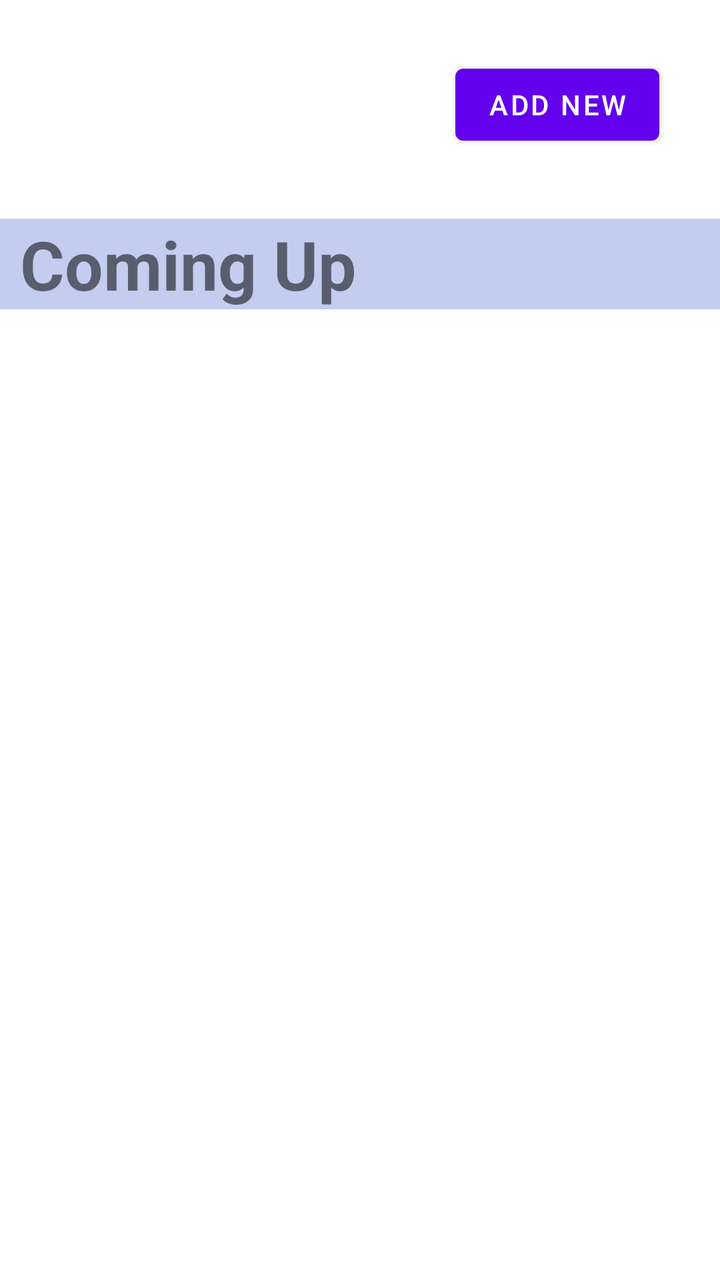
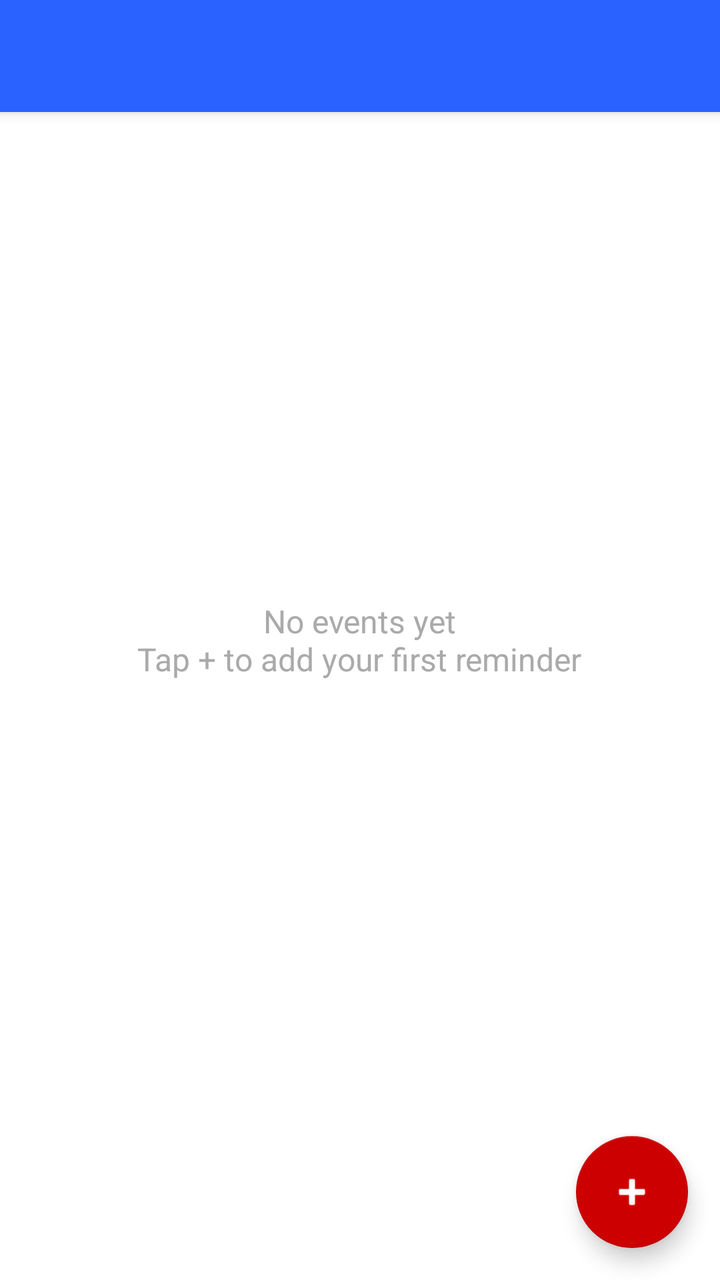

Screens rendered from an Android XML layout before and after an edit, with the pre-edit source and the edit as a unified diff.
<!-- AndroidManifest.xml: application theme Theme.EventNotifier -->
<!-- res/layout/activity_main.xml -->
<?xml version="1.0" encoding="utf-8"?>
<androidx.constraintlayout.widget.ConstraintLayout xmlns:android="http://schemas.android.com/apk/res/android"
    xmlns:app="http://schemas.android.com/apk/res-auto"
    xmlns:tools="http://schemas.android.com/tools"
    android:layout_width="match_parent"
    android:layout_height="wrap_content"
    android:backgroundTint="#FFFFFF"
    tools:context=".MainActivity">

    <Button
        android:id="@+id/btn1"
        android:layout_width="wrap_content"
        android:layout_height="wrap_content"
        android:text="ADD NEW"
        app:layout_constraintBottom_toBottomOf="parent"
        app:layout_constraintEnd_toEndOf="parent"
        app:layout_constraintHorizontal_bias="0.883"
        app:layout_constraintStart_toStartOf="parent"
        app:layout_constraintTop_toTopOf="parent"
        app:layout_constraintVertical_bias="0.048" />

    <TextView
        android:id="@+id/textview1"
        android:layout_width="0dp"
        android:layout_height="wrap_content"
        android:layout_marginTop="33dp"
        android:background="#C3CDEF"
        android:paddingLeft="10dp"
        android:shadowColor="#8F7A7A"
        android:text="Coming Up"
        android:textColorHighlight="#706D6D"
        android:textSize="34sp"
        android:textStyle="bold"
        app:layout_constraintBottom_toBottomOf="parent"
        app:layout_constraintEnd_toEndOf="parent"
        app:layout_constraintHorizontal_bias="0.0"
        app:layout_constraintStart_toStartOf="parent"
        app:layout_constraintTop_toBottomOf="@+id/btn1"
        app:layout_constraintVertical_bias="0.0" />

    <ListView
        android:id="@+id/lstview"
        android:layout_width="401dp"
        android:layout_height="470dp"
        android:layout_marginTop="20dp"
        android:divider="@android:color/transparent"
        android:dividerHeight="10.0sp"
        app:layout_constraintBottom_toBottomOf="parent"
        app:layout_constraintEnd_toEndOf="parent"
        app:layout_constraintStart_toStartOf="parent"
        app:layout_constraintTop_toBottomOf="@+id/textview1"
        app:layout_constraintVertical_bias="0.0" />

</androidx.constraintlayout.widget.ConstraintLayout>
<!-- resources referenced by this layout -->
<resources>
  <style name="Theme.EventNotifier" parent="Theme.MaterialComponents.DayNight.DarkActionBar">
          
          <item name="colorPrimary">@color/purple_500</item>
          <item name="colorPrimaryVariant">@color/purple_700</item>
          <item name="colorOnPrimary">@color/white</item>
          
          <item name="colorSecondary">@color/teal_200</item>
          <item name="colorSecondaryVariant">@color/teal_700</item>
          <item name="colorOnSecondary">@color/black</item>
          
          <item name="android:statusBarColor" tools:targetApi="l">?attr/colorPrimaryVariant</item>
          
      </style>
  <color name="purple_500">#FF6200EE</color>
  <color name="purple_700">#FF3700B3</color>
  <color name="white">#FFFFFFFF</color>
  <color name="teal_200">#FF03DAC5</color>
  <color name="teal_700">#FF018786</color>
  <color name="black">#FF000000</color>
</resources>

<!-- the commit's change to res/layout/activity_main.xml (unified diff, before → after) -->
@@ -1,54 +1,57 @@
 <?xml version="1.0" encoding="utf-8"?>
-<androidx.constraintlayout.widget.ConstraintLayout xmlns:android="http://schemas.android.com/apk/res/android"
+<androidx.coordinatorlayout.widget.CoordinatorLayout xmlns:android="http://schemas.android.com/apk/res/android"
     xmlns:app="http://schemas.android.com/apk/res-auto"
     xmlns:tools="http://schemas.android.com/tools"
     android:layout_width="match_parent"
-    android:layout_height="wrap_content"
-    android:backgroundTint="#FFFFFF"
+    android:layout_height="match_parent"
     tools:context=".MainActivity">
 
-    <Button
-        android:id="@+id/btn1"
-        android:layout_width="wrap_content"
-        android:layout_height="wrap_content"
-        android:text="ADD NEW"
-        app:layout_constraintBottom_toBottomOf="parent"
-        app:layout_constraintEnd_toEndOf="parent"
-        app:layout_constraintHorizontal_bias="0.883"
-        app:layout_constraintStart_toStartOf="parent"
-        app:layout_constraintTop_toTopOf="parent"
-        app:layout_constraintVertical_bias="0.048" />
+    <com.google.android.material.appbar.AppBarLayout
+        android:layout_width="match_parent"
+        android:layout_height="wrap_content">
 
-    <TextView
-        android:id="@+id/textview1"
-        android:layout_width="0dp"
-        android:layout_height="wrap_content"
-        android:layout_marginTop="33dp"
-        android:background="#C3CDEF"
-        android:paddingLeft="10dp"
-        android:shadowColor="#8F7A7A"
-        android:text="Coming Up"
-        android:textColorHighlight="#706D6D"
-        android:textSize="34sp"
-        android:textStyle="bold"
-        app:layout_constraintBottom_toBottomOf="parent"
-        app:layout_constraintEnd_toEndOf="parent"
-        app:layout_constraintHorizontal_bias="0.0"
-        app:layout_constraintStart_toStartOf="parent"
-        app:layout_constraintTop_toBottomOf="@+id/btn1"
-        app:layout_constraintVertical_bias="0.0" />
+        <com.google.android.material.appbar.MaterialToolbar
+            android:id="@+id/toolbar"
+            android:layout_width="match_parent"
+            android:layout_height="wrap_content"
+            android:title="Event Notifier" />
+
+    </com.google.android.material.appbar.AppBarLayout>
 
     <ListView
         android:id="@+id/lstview"
-        android:layout_width="401dp"
-        android:layout_height="470dp"
-        android:layout_marginTop="20dp"
+        android:layout_width="match_parent"
+        android:layout_height="match_parent"
+        android:layout_marginTop="56dp"
         android:divider="@android:color/transparent"
-        android:dividerHeight="10.0sp"
-        app:layout_constraintBottom_toBottomOf="parent"
-        app:layout_constraintEnd_toEndOf="parent"
-        app:layout_constraintStart_toStartOf="parent"
-        app:layout_constraintTop_toBottomOf="@+id/textview1"
-        app:layout_constraintVertical_bias="0.0" />
+        android:dividerHeight="10dp" />
 
-</androidx.constraintlayout.widget.ConstraintLayout>
+    <LinearLayout
+        android:id="@+id/empty_container"
+        android:layout_width="match_parent"
+        android:layout_height="match_parent"
+        android:gravity="center"
+        android:orientation="vertical">
+
+        <TextView
+            android:id="@+id/empty_view"
+            android:layout_width="wrap_content"
+            android:layout_height="wrap_content"
+            android:padding="16dp"
+            android:text="No events yet\nTap + to add your first reminder"
+            android:textAlignment="center"
+            android:textColor="@android:color/darker_gray"
+            android:textSize="16sp" />
+    </LinearLayout>
+
+    <com.google.android.material.floatingactionbutton.FloatingActionButton
+        android:id="@+id/fab_add"
+        android:layout_width="wrap_content"
+        android:layout_height="wrap_content"
+        android:layout_gravity="bottom|end"
+        android:layout_margin="16dp"
+        app:srcCompat="@android:drawable/ic_input_add"
+        app:tint="@android:color/white"
+        app:backgroundTint="@android:color/holo_red_dark" />
+
+</androidx.coordinatorlayout.widget.CoordinatorLayout>
<!-- resource entries referenced after the edit -->
@@ -1,23 +1,17 @@
 <!-- resources referenced by this layout -->
 <resources>
-  <style name="Theme.EventNotifier" parent="Theme.MaterialComponents.DayNight.DarkActionBar">
-          
-          <item name="colorPrimary">@color/purple_500</item>
-          <item name="colorPrimaryVariant">@color/purple_700</item>
-          <item name="colorOnPrimary">@color/white</item>
-          
-          <item name="colorSecondary">@color/teal_200</item>
-          <item name="colorSecondaryVariant">@color/teal_700</item>
-          <item name="colorOnSecondary">@color/black</item>
-          
+  <style name="Theme.EventNotifier" parent="Theme.MaterialComponents.DayNight.NoActionBar">
+          <item name="colorPrimary">@color/colorPrimary</item>
+          <item name="colorPrimaryVariant">@color/colorPrimaryVariant</item>
+          <item name="colorOnPrimary">@color/colorOnPrimary</item>
+          <item name="colorSecondary">@color/colorSecondary</item>
+          <item name="colorOnSecondary">@color/colorOnSecondary</item>
           <item name="android:statusBarColor" tools:targetApi="l">?attr/colorPrimaryVariant</item>
-          
       </style>
-  <color name="purple_500">#FF6200EE</color>
-  <color name="purple_700">#FF3700B3</color>
-  <color name="white">#FFFFFFFF</color>
-  <color name="teal_200">#FF03DAC5</color>
-  <color name="teal_700">#FF018786</color>
-  <color name="black">#FF000000</color>
+  <color name="colorPrimary">#2962FF</color>
+  <color name="colorPrimaryVariant">#0039CB</color>
+  <color name="colorOnPrimary">#FFFFFF</color>
+  <color name="colorSecondary">#FF6D00</color>
+  <color name="colorOnSecondary">#FFFFFF</color>
 </resources>
 
